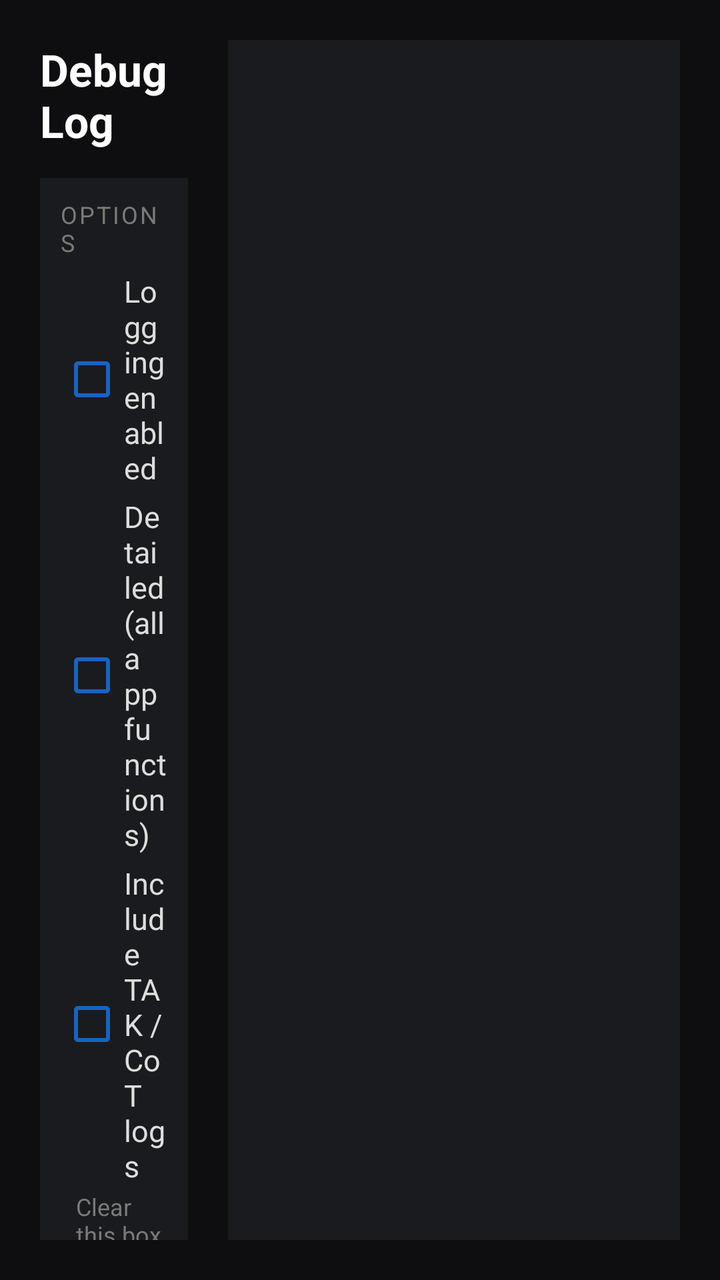
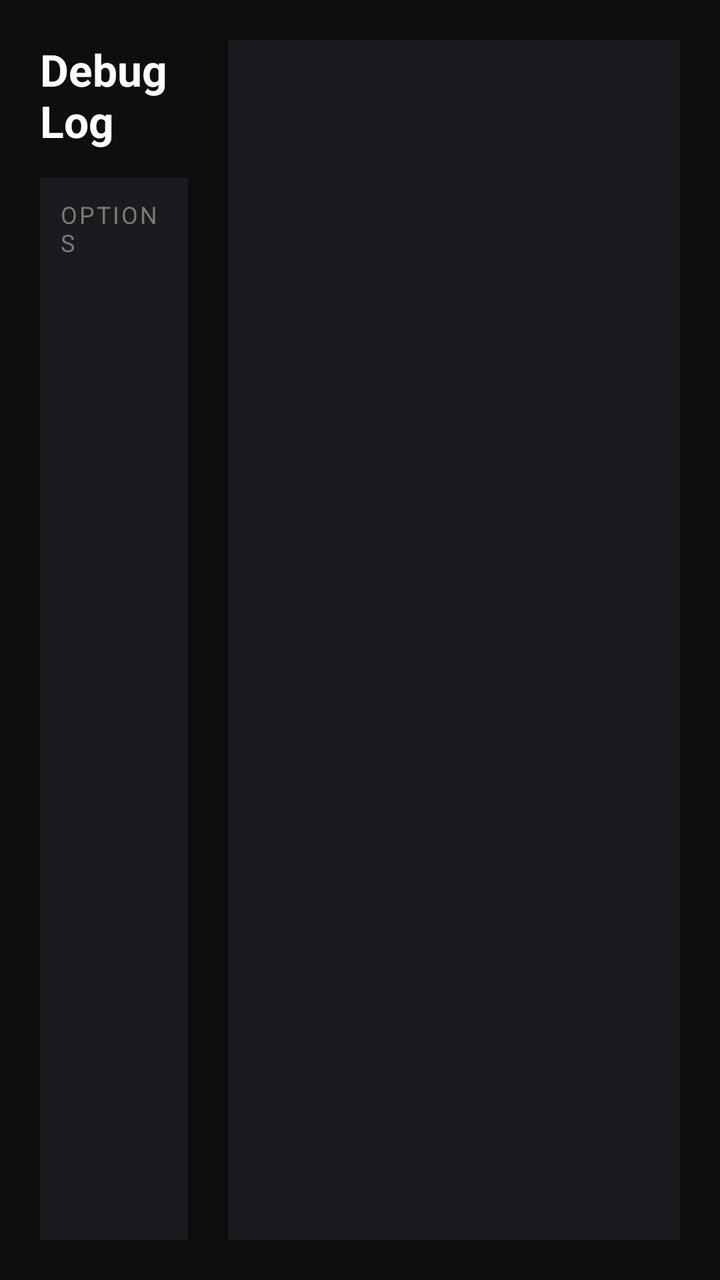

Before-and-after screenshots of an Android layout around one commit, followed by the original layout XML and the change that was made.
<!-- AndroidManifest.xml: application theme AppTheme -->
<!-- res/layout/activity_debug.xml -->
<?xml version="1.0" encoding="utf-8"?>
<LinearLayout xmlns:android="http://schemas.android.com/apk/res/android"
    android:layout_width="match_parent"
    android:layout_height="match_parent"
    android:orientation="horizontal"
    android:background="@color/tp_bg_home"
    android:padding="20dp"
    android:baselineAligned="false">

    
    <ScrollView
        android:layout_width="0dp"
        android:layout_height="match_parent"
        android:layout_weight="1"
        android:paddingEnd="20dp"
        android:scrollbars="none"
        android:fillViewport="true">
    <LinearLayout
        android:layout_width="match_parent"
        android:layout_height="wrap_content"
        android:orientation="vertical">

        <TextView
            android:layout_width="wrap_content"
            android:layout_height="wrap_content"
            android:text="Debug Log"
            android:textColor="@color/tp_text_primary"
            android:textSize="22sp"
            android:textStyle="bold"
            android:layout_marginBottom="6dp" />

        <LinearLayout style="@style/homeCard">
            <TextView style="@style/homeCardTitle" android:text="Options" />

            <LinearLayout
                android:layout_width="match_parent" android:layout_height="wrap_content"
                android:orientation="horizontal" android:gravity="center_vertical"
                android:paddingTop="6dp">
                <CheckBox android:id="@+id/debugLoggingToggle" android:layout_width="wrap_content"
                    android:layout_height="wrap_content" android:buttonTint="@color/tp_btn_info" />
                <TextView android:layout_width="wrap_content" android:layout_height="wrap_content"
                    android:text="Logging enabled" android:textColor="@color/tp_text_bright" android:textSize="15sp" />
            </LinearLayout>

            <LinearLayout
                android:layout_width="match_parent" android:layout_height="wrap_content"
                android:orientation="horizontal" android:gravity="center_vertical"
                android:paddingTop="4dp">
                <CheckBox android:id="@+id/debugVerboseToggle" android:layout_width="wrap_content"
                    android:layout_height="wrap_content" android:buttonTint="@color/tp_btn_info" />
                <TextView android:layout_width="wrap_content" android:layout_height="wrap_content"
                    android:text="Detailed (all app functions)" android:textColor="@color/tp_text_bright" android:textSize="15sp" />
            </LinearLayout>

            <LinearLayout
                android:layout_width="match_parent" android:layout_height="wrap_content"
                android:orientation="horizontal" android:gravity="center_vertical"
                android:paddingTop="4dp">
                <CheckBox android:id="@+id/debugTakToggle" android:layout_width="wrap_content"
                    android:layout_height="wrap_content" android:buttonTint="@color/tp_btn_info" />
                <TextView android:layout_width="wrap_content" android:layout_height="wrap_content"
                    android:text="Include TAK / CoT logs" android:textColor="@color/tp_text_bright" android:textSize="15sp" />
            </LinearLayout>

            <TextView
                android:layout_width="match_parent" android:layout_height="wrap_content"
                android:paddingStart="8dp" android:paddingTop="2dp"
                android:text="Clear this box to hide the TAK messages and show only the app."
                android:textColor="@color/tp_text_caption" android:textSize="12sp" />

            
            <LinearLayout
                android:layout_width="match_parent" android:layout_height="wrap_content"
                android:orientation="horizontal" android:gravity="center_vertical"
                android:paddingTop="4dp">
                <CheckBox android:id="@+id/debugObstacleToggle" android:layout_width="wrap_content"
                    android:layout_height="wrap_content" android:buttonTint="@color/tp_btn_info" />
                <TextView android:layout_width="wrap_content" android:layout_height="wrap_content"
                    android:text="Include obstacle distance logs" android:textColor="@color/tp_text_bright" android:textSize="15sp" />
            </LinearLayout>

            <TextView
                android:layout_width="match_parent" android:layout_height="wrap_content"
                android:paddingStart="8dp" android:paddingTop="2dp"
                android:text="The sensors fill the log. Select this box only to examine obstacle avoidance. Avoidance changes and warnings stay in the log."
                android:textColor="@color/tp_text_caption" android:textSize="12sp" />

            
            <LinearLayout
                android:layout_width="match_parent" android:layout_height="wrap_content"
                android:orientation="horizontal" android:gravity="center_vertical"
                android:paddingTop="4dp">
                <CheckBox android:id="@+id/debugResourceToggle" android:layout_width="wrap_content"
                    android:layout_height="wrap_content" android:buttonTint="@color/tp_btn_info" />
                <TextView android:layout_width="wrap_content" android:layout_height="wrap_content"
                    android:text="Include system resource logs" android:textColor="@color/tp_text_bright" android:textSize="15sp" />
            </LinearLayout>

            <TextView
                android:layout_width="match_parent" android:layout_height="wrap_content"
                android:paddingStart="8dp" android:paddingTop="2dp"
                android:text="One line each 30 seconds with the memory, the CPU and the number of TAK contacts. Keep this box selected. Use the line to find a problem before a crash."
                android:textColor="@color/tp_text_caption" android:textSize="12sp" />

            
            <LinearLayout
                android:layout_width="match_parent" android:layout_height="wrap_content"
                android:orientation="horizontal" android:gravity="center_vertical"
                android:paddingTop="4dp">
                <CheckBox android:id="@+id/debugResourceMonitorToggle" android:layout_width="wrap_content"
                    android:layout_height="wrap_content" android:buttonTint="@color/tp_btn_info" />
                <TextView android:layout_width="wrap_content" android:layout_height="wrap_content"
                    android:text="Show system resources on flight screen" android:textColor="@color/tp_text_bright" android:textSize="15sp" />
            </LinearLayout>

            <TextView
                android:layout_width="match_parent" android:layout_height="wrap_content"
                android:paddingStart="8dp" android:paddingTop="2dp"
                android:text="Puts the same numbers in a bar at the bottom of the flight screen. The bar covers part of the video. Use it to watch the system during a flight."
                android:textColor="@color/tp_text_caption" android:textSize="12sp" />

            <Button
                android:id="@+id/debugExportButton"
                style="@style/TakButton.Primary"
                android:layout_width="match_parent"
                android:layout_height="wrap_content"
                android:layout_marginTop="10dp"
                android:text="Export Log"
                />
            <Button
                android:id="@+id/debugClearButton"
                style="@style/TakButton.Neutral"
                android:layout_width="match_parent"
                android:layout_height="wrap_content"
                android:layout_marginTop="8dp"
                android:text="Clear Log"
                />
            <Button
                android:id="@+id/debugDeleteButton"
                style="@style/TakButton.Danger"
                android:layout_width="match_parent"
                android:layout_height="wrap_content"
                android:layout_marginTop="8dp"
                android:text="Delete Log"
                />
        </LinearLayout>

        <TextView
            android:id="@+id/debugLogMeta"
            style="@style/homeCardSub"
            android:layout_marginTop="10dp"
            android:text="" />

        <TextView
            style="@style/homeCardSub"
            android:layout_marginTop="4dp"
            android:text="Also archived to Downloads/TAKPilot2 Logs" />

    </LinearLayout>
    </ScrollView>

    
    <ScrollView
        android:id="@+id/debugLogScroll"
        android:layout_width="0dp"
        android:layout_height="match_parent"
        android:layout_weight="2.4"
        android:background="@color/tp_surface_card"
        android:padding="12dp">

        <TextView
            android:id="@+id/debugLogText"
            android:layout_width="match_parent"
            android:layout_height="wrap_content"
            android:fontFamily="monospace"
            android:textColor="@color/tp_state_go_soft"
            android:textSize="12sp"
            android:textIsSelectable="true"
            android:text="" />
    </ScrollView>
</LinearLayout>
<!-- resources referenced by this layout -->
<resources>
  <color name="tp_bg_home">#0E0E10</color>
  <color name="tp_btn_info">#1565C0</color>
  <color name="tp_state_go_soft">#CCFFCC</color>
  <color name="tp_surface_card">#1A1B1E</color>
  <color name="tp_text_bright">#DDDDDD</color>
  <color name="tp_text_caption">#7A7A7A</color>
  <color name="tp_text_primary">#FFFFFF</color>
  <style name="TakButton.Danger">
          <item name="android:backgroundTint">@color/tp_btn_danger</item>
      </style>
  <style name="TakButton.Neutral">
          <item name="android:backgroundTint">@color/tp_btn_neutral</item>
      </style>
  <style name="TakButton.Primary">
          <item name="android:backgroundTint">@color/tp_btn_primary</item>
      </style>
  <style name="homeCard">
          <item name="android:layout_width">match_parent</item>
          <item name="android:layout_height">wrap_content</item>
          <item name="android:orientation">vertical</item>
          <item name="android:background">@color/tp_surface_card</item>
          
          <item name="android:padding">10dp</item>
          <item name="android:layout_marginTop">8dp</item>
      </style>
  <style name="homeCardSub">
          <item name="android:layout_width">wrap_content</item>
          <item name="android:layout_height">wrap_content</item>
          <item name="android:textColor">@color/tp_text_secondary</item>
          <item name="android:textSize">13sp</item>
      </style>
  <style name="homeCardTitle">
          <item name="android:layout_width">wrap_content</item>
          <item name="android:layout_height">wrap_content</item>
          <item name="android:textColor">@color/tp_text_caption</item>
          <item name="android:textSize">12sp</item>
          <item name="android:textAllCaps">true</item>
          <item name="android:letterSpacing">0.08</item>
      </style>
  <style name="AppTheme" parent="Theme.AppCompat.Light.DarkActionBar">
          
          <item name="colorPrimary">@color/colorPrimary</item>
          <item name="colorPrimaryDark">@color/colorPrimaryDark</item>
          <item name="colorAccent">@color/colorAccent</item>
          <item name="android:navigationBarColor">@color/colorPrimary</item>
          <item name="actionMenuTextAppearance">@style/menu_item_appearance</item>
      </style>
  <color name="tp_btn_danger">#B71C1C</color>
  <color name="tp_btn_neutral">#37474F</color>
  <color name="tp_btn_primary">#2E7D32</color>
  <color name="tp_text_secondary">#B0B0B0</color>
  <color name="colorPrimary">#314268</color>
  <color name="colorPrimaryDark">#314268</color>
  <color name="colorAccent">#314268</color>
  <style name="menu_item_appearance" parent="@android:style/TextAppearance.Holo.Widget.ActionBar.Menu">
          <item name="android:textSize">25sp</item>
      </style>
</resources>

<!-- the commit's change to res/layout/activity_debug.xml (unified diff, before → after) -->
@@ -40,7 +40,43 @@
                     android:layout_height="wrap_content" android:buttonTint="@color/tp_btn_info" />
                 <TextView android:layout_width="wrap_content" android:layout_height="wrap_content"
                     android:text="Logging enabled" android:textColor="@color/tp_text_bright" android:textSize="15sp" />
-            </LinearLayout>
+                
+            <TextView
+                android:layout_width="match_parent" android:layout_height="wrap_content"
+                android:paddingTop="16dp"
+                android:text="SRT video latency" android:textColor="@color/tp_text_primary"
+                android:textSize="16sp" android:textStyle="bold" />
+
+            <LinearLayout
+                android:layout_width="match_parent" android:layout_height="wrap_content"
+                android:orientation="horizontal" android:gravity="center_vertical"
+                android:paddingTop="4dp">
+                <EditText
+                    android:id="@+id/debugSrtLatency"
+                    android:layout_width="120dp"
+                    android:layout_height="wrap_content"
+                    android:inputType="number"
+                    android:textColor="@color/tp_text_bright"
+                    android:textSize="15sp" />
+                <TextView android:layout_width="wrap_content" android:layout_height="wrap_content"
+                    android:paddingStart="8dp"
+                    android:text="milliseconds" android:textColor="@color/tp_text_bright"
+                    android:textSize="15sp" />
+            </LinearLayout>
+
+            <TextView
+                android:id="@+id/debugSrtLatencyStatus"
+                android:layout_width="match_parent" android:layout_height="wrap_content"
+                android:paddingStart="8dp" android:paddingTop="2dp"
+                android:textColor="@color/tp_text_caption" android:textSize="12sp" />
+
+            <TextView
+                android:layout_width="match_parent" android:layout_height="wrap_content"
+                android:paddingStart="8dp" android:paddingTop="4dp"
+                android:text="How long SRT has to recover a lost packet, and the delay it adds. Use three to four times the round-trip time to your video server. RTSP does not use this value."
+                android:textColor="@color/tp_text_caption" android:textSize="12sp" />
+
+        </LinearLayout>
 
             <LinearLayout
                 android:layout_width="match_parent" android:layout_height="wrap_content"
